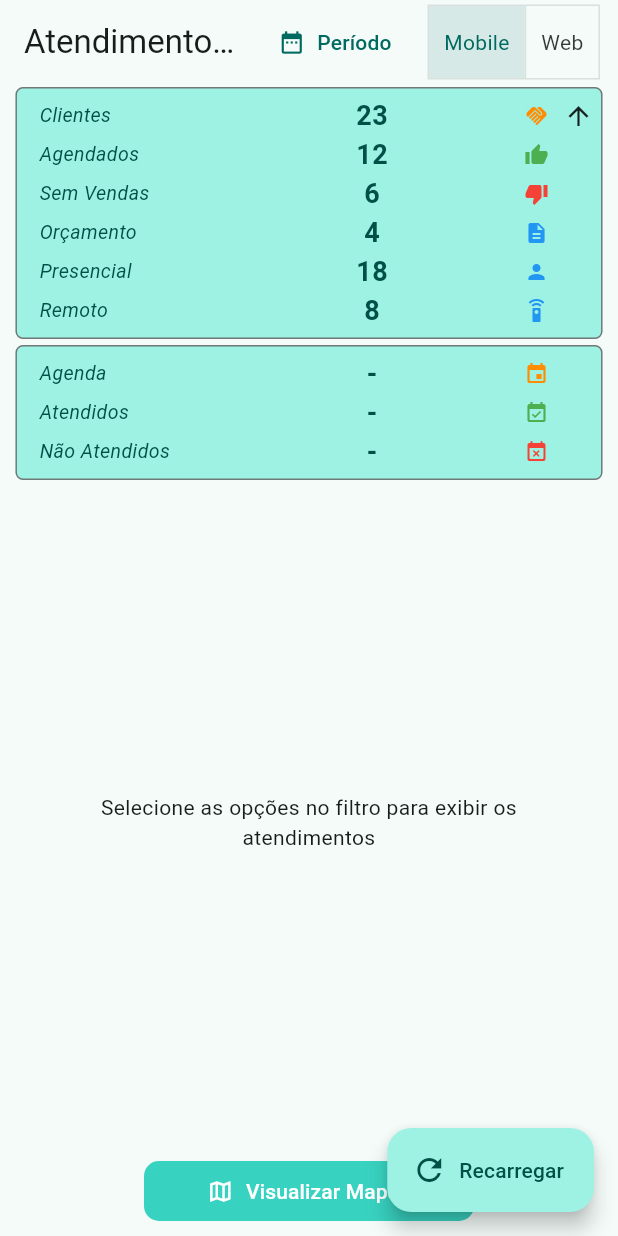
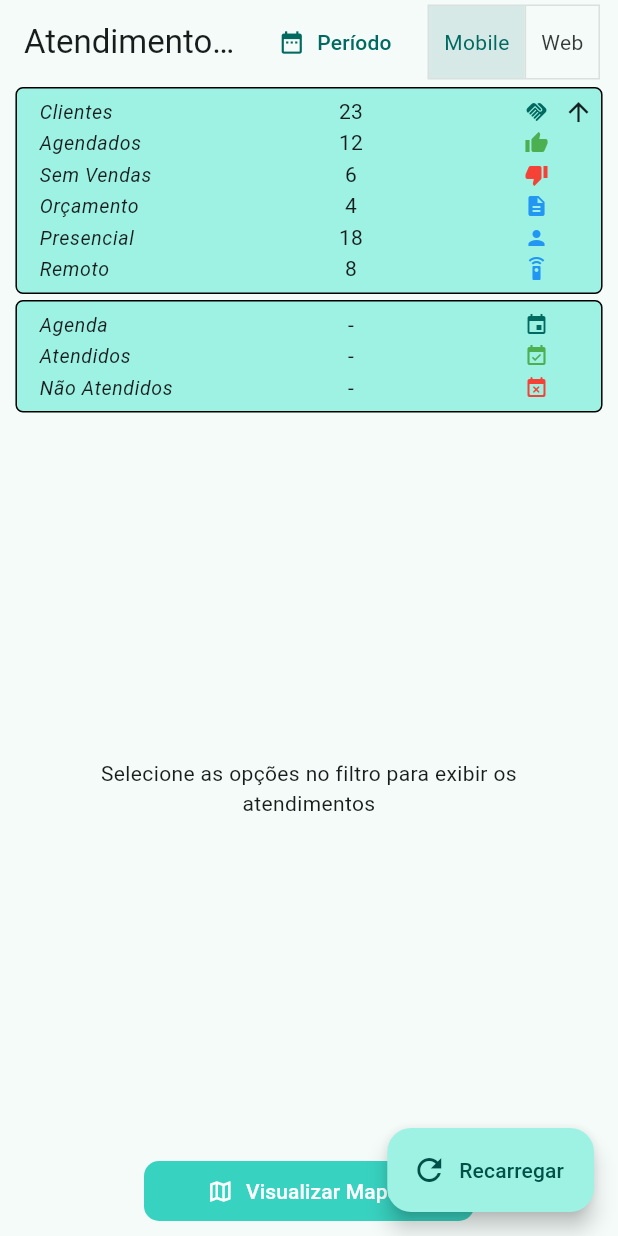
Before and after one commit to allebarrosm/atendimento-componente, a Flutter app: the screen it shows after launch, on a phone screen of 412 x 824 dp. Run offline on Flutter 3.47's test engine with Material 3 defaults, Android fonts, the phone set to English and light mode, and no system bars; our stand-ins replace flutter_mobx, google_maps_flutter, latlong2, mobx; missing offline and left inert: flutter_floating_map_marker_titles_core, roteiro; generated files the repository leaves out were written again.

Commit message:
fix: cards do mobile identicos ao gestao (cores e tipografia)

```diff
--- a/lib/src/ui/widgets/atendimento_stats_header.dart
+++ b/lib/src/ui/widgets/atendimento_stats_header.dart
@@ -42,7 +42,7 @@ class _AtendimentoStatsHeaderState extends State<AtendimentoStatsHeader> {
                   context,
                   'Clientes',
                   Icons.handshake,
-                  AtendimentoTheme.primary,
+                  Theme.of(context).colorScheme.primary,
                   stats?.grandTotal,
                 ),
               ),
@@ -109,7 +109,7 @@ class _AtendimentoStatsHeaderState extends State<AtendimentoStatsHeader> {
                     context,
                     'Agenda',
                     Icons.event,
-                    AtendimentoTheme.primary,
+                    Theme.of(context).colorScheme.primary,
                     counters.scheduled == 0 ? null : counters.scheduled,
                   ),
                   _info(
@@ -142,7 +142,7 @@ class _AtendimentoStatsHeaderState extends State<AtendimentoStatsHeader> {
       padding: const EdgeInsets.all(5),
       margin: const EdgeInsets.all(2),
       decoration: BoxDecoration(
-        border: Border.all(color: scheme.outline),
+        border: Border.all(color: Colors.black),
         borderRadius: const BorderRadius.all(Radius.circular(5)),
         color: scheme.primaryContainer,
       ),
@@ -154,10 +154,10 @@ class _AtendimentoStatsHeaderState extends State<AtendimentoStatsHeader> {
     BuildContext context,
     String title,
     IconData icon,
-    Color color,
+    Color? color,
     int? value,
   ) {
-    final scheme = Theme.of(context).colorScheme;
+    final theme = Theme.of(context);
 
     return Padding(
       padding: const EdgeInsets.only(left: 10, right: 10),
@@ -165,22 +165,24 @@ class _AtendimentoStatsHeaderState extends State<AtendimentoStatsHeader> {
         mainAxisAlignment: MainAxisAlignment.spaceBetween,
         children: [
           SizedBox(
-            width: 120,
+            width: 92,
+            // Mesmo estilo do CustomText do Gestão (bodySmall, itálico, 13).
             child: Text(
               title,
-              style: TextStyle(
+              style: theme.textTheme.bodySmall?.copyWith(
                 fontSize: 13,
+                fontWeight: FontWeight.normal,
                 fontStyle: FontStyle.italic,
-                color: scheme.onPrimaryContainer,
               ),
             ),
           ),
           Text(
             value == null ? '-' : formatCount(value),
-            style: TextStyle(
-              fontWeight: FontWeight.bold,
-              fontSize: 18,
-              color: scheme.onPrimaryContainer,
+            // O Gestão passa titleMedium pelo CustomText, que força 14 e
+            // peso normal (o 18/negrito só existe no painel do Web).
+            style: theme.textTheme.titleMedium?.copyWith(
+              fontWeight: FontWeight.normal,
+              fontSize: 14,
             ),
           ),
           Icon(icon, size: 16, color: color),
--- a/lib/src/ui/widgets/atendimento_stats_panel.dart
+++ b/lib/src/ui/widgets/atendimento_stats_panel.dart
@@ -41,7 +41,7 @@ class AtendimentoStatsPanel extends StatelessWidget {
         children: [
           _toggleButton(),
           _box([
-            _info('Atendimentos', Icons.handshake, AtendimentoTheme.primary,
+            _info('Atendimentos', Icons.handshake, Theme.of(context).colorScheme.primary,
                 stats.grandTotal),
             _info('Vendas', Icons.thumb_up, AtendimentoTheme.green,
                 stats.totalSales),
@@ -55,7 +55,7 @@ class AtendimentoStatsPanel extends StatelessWidget {
                 stats.totalRemote),
           ]),
           _box([
-            _info('Agenda', Icons.event, AtendimentoTheme.primary,
+            _info('Agenda', Icons.event, Theme.of(context).colorScheme.primary,
                 counters.scheduled == 0 ? null : counters.scheduled),
             _info('Atendidos', Icons.event_available, AtendimentoTheme.green,
                 counters.visited == 0 ? null : counters.visited),
--- a/pubspec.yaml
+++ b/pubspec.yaml
@@ -2,7 +2,7 @@ name: atendimento
 description: >-
   Componente compartilhado de Atendimento (mapa, marcadores, filtros,
   estatísticas, cards e grid) para Gestão e BackOffice. Android e Web.
-version: 0.1.2
+version: 0.1.3
 publish_to: none
 
 environment:
```
Also changed, not shown: example/pubspec.lock, 1 other file.
